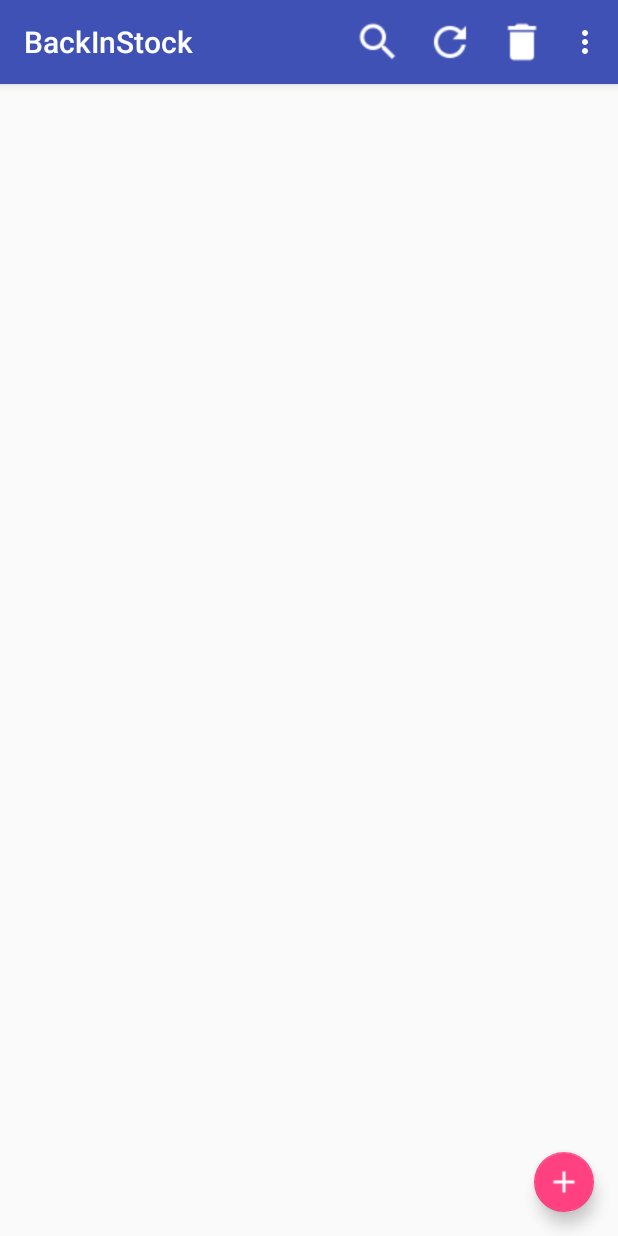
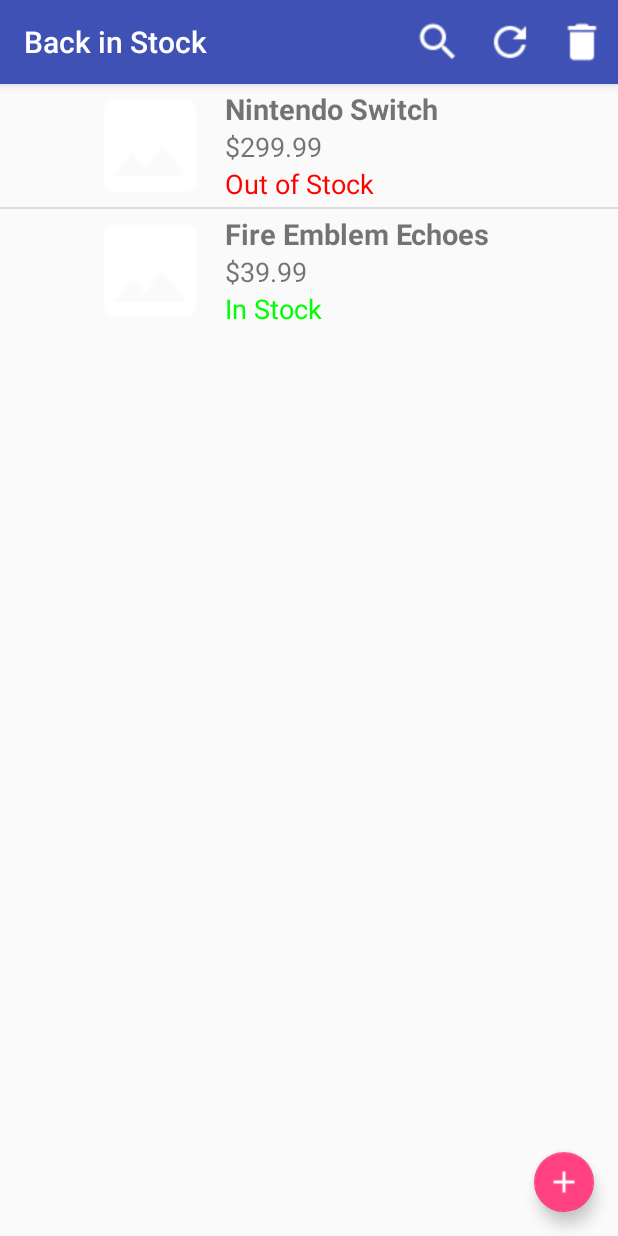
Before and after one commit to zhliu23/BackInStock, an Android app: the screen it shows after launch (MainActivity), on a phone screen of 412 x 824 dp. Run offline under Robolectric (Android 15) with nearby library versions, the phone set to English and light mode, and no system bars.

Commit message:
added a new layout

```diff
--- a/app/src/main/java/com/example/zhen/backinstock/MainActivity.java
+++ b/app/src/main/java/com/example/zhen/backinstock/controller/MainActivity.java
@@ -1,5 +1,6 @@
-package com.example.zhen.backinstock;
+package com.example.zhen.backinstock.controller;
 
+import android.content.Intent;
 import android.support.design.widget.FloatingActionButton;
 import android.support.v7.app.AppCompatActivity;
 import android.os.Bundle;
@@ -7,10 +8,11 @@
 import android.view.MenuItem;
 import android.view.View;
 import android.widget.ListView;
-import android.widget.Toast;
 
+import com.example.zhen.backinstock.R;
 import com.example.zhen.backinstock.model.ItemAdapter;
 import com.example.zhen.backinstock.model.Item;
+import com.example.zhen.backinstock.view.NewEntryActivity;
 
 import java.util.ArrayList;
 import java.util.List;
@@ -33,13 +35,15 @@
         listView = (ListView) findViewById(R.id.listView);
         adapter = new ItemAdapter(this, itemList);
         listView.setAdapter(adapter);
+        itemList.add(new Item("", "Nintendo Switch", 299.99, false));
+        itemList.add(new Item("", "Fire Emblem Echoes", 39.99, true));
 
         //Floating Action Button
         addFAB = (FloatingActionButton) findViewById(R.id.addFAB);
         addFAB.setOnClickListener(new View.OnClickListener() {
             @Override
             public void onClick(View v) {
-                Toast.makeText(MainActivity.this, "Hello there!", Toast.LENGTH_LONG).show();
+                startActivity(new Intent(MainActivity.this, NewEntryActivity.class));
             }
         });
     }
@@ -58,8 +62,8 @@
                 return true;
             case R.id.action_search:
                 return true;
-            case R.id.action_settings:
-                return true;
+//            case R.id.action_settings:
+//                return true;
             default:
                 return true;
         }
--- a/app/src/main/java/com/example/zhen/backinstock/model/Item.java
+++ b/app/src/main/java/com/example/zhen/backinstock/model/Item.java
@@ -8,12 +8,14 @@
 
     private String url;
     private String title;
+    private double price;
     private boolean inStock;
     private boolean checked;
 
-    public Item(String url, String title, boolean inStock) {
+    public Item(String url, String title, double price, boolean inStock) {
         this.url = url;
         this.title = title;
+        this.price = price;
         this.inStock = inStock;
         this.checked = false;
     }
@@ -26,9 +28,11 @@
         return title;
     }
 
-    public boolean isInStock() {
-        return inStock;
-    }
+    public double getPrice() { return price; }
+
+    public void setPrice(int price) { this.price = price; }
+
+    public boolean isInStock() { return inStock; }
 
     public boolean getChecked() {
         return checked;
--- a/app/src/main/java/com/example/zhen/backinstock/model/ItemAdapter.java
+++ b/app/src/main/java/com/example/zhen/backinstock/model/ItemAdapter.java
@@ -2,6 +2,7 @@
 
 import android.app.Activity;
 import android.content.Context;
+import android.graphics.Color;
 import android.view.LayoutInflater;
 import android.view.View;
 import android.view.ViewGroup;
@@ -14,6 +15,8 @@
 
 import java.util.List;
 
+//import static com.example.zhen.backinstock.R.id.imageView;
+
 /**
  * Created by Zhen on 4/10/2017.
  */
@@ -24,7 +27,7 @@
     private Context context;
 
     public ItemAdapter(Context context, List<Item> itemList) {
-        super(context, R.layout.row, itemList);
+        super(context, R.layout.fragment_row, itemList);
         this.context = context;
         this.itemList = itemList;
     }
@@ -32,17 +35,22 @@
     @Override
     public View getView(int position, View convertView, ViewGroup parent) {
         LayoutInflater inflater = ((Activity)context).getLayoutInflater();
-        convertView = inflater.inflate(R.layout.row, parent, false);
+        convertView = inflater.inflate(R.layout.fragment_row, parent, false);
 
-        TextView nameText = (TextView) convertView.findViewById(R.id.itemNameText);
-        ImageView imageView = (ImageView) convertView.findViewById(R.id.imageView);
-        CheckBox checkBox = (CheckBox) convertView.findViewById(R.id.checkBox);
+        TextView nameText = (TextView) convertView.findViewById(R.id.nameText);
+        TextView priceText = (TextView) convertView.findViewById(R.id.priceText);
+        TextView statusText = (TextView) convertView.findViewById(R.id.statusText);
+
+        //ImageView imageView = (ImageView) convertView.findViewById(R.id.itemImage);
+        //CheckBox checkBox = (CheckBox) convertView.findViewById(R.id.checkBox);
 
         Item item = itemList.get(position);
 
         nameText.setText(item.getTitle());
-        imageView.setImageResource((item.isInStock()) ? R.drawable.ic_dot_green : R.drawable.ic_dot_red);
-        itemList.get(position).setChecked((checkBox.isChecked()) ? true : false);
+        priceText.setText("$" + item.getPrice());
+        statusText.setText(item.isInStock() ? "In Stock" : "Out of Stock");
+        statusText.setTextColor(item.isInStock() ? Color.GREEN : Color.RED);
+        //itemList.get(position).setChecked((checkBox.isChecked()) ? true : false);
 
         return convertView;
     }
--- a/app/src/main/res/layout/activity_main.xml
+++ b/app/src/main/res/layout/activity_main.xml
@@ -4,7 +4,7 @@
     xmlns:tools="http://schemas.android.com/tools"
     android:layout_width="match_parent"
     android:layout_height="match_parent"
-    tools:context="com.example.zhen.backinstock.MainActivity">
+    tools:context="com.example.zhen.backinstock.controller.MainActivity">
 
     <LinearLayout xmlns:android="http://schemas.android.com/apk/res/android"
         android:orientation="vertical"
--- /dev/null
+++ b/app/src/main/res/layout/fragment_row.xml
@@ -0,0 +1,55 @@
+<?xml version="1.0" encoding="utf-8"?>
+<LinearLayout xmlns:android="http://schemas.android.com/apk/res/android"
+    android:orientation="horizontal"
+    android:layout_width="match_parent"
+    android:layout_height="wrap_content">
+
+    <CheckBox
+        android:id="@+id/checkBox"
+        android:layout_weight="10"
+        android:layout_width="0dp"
+        android:layout_height="match_parent"
+        android:layout_marginLeft="10dp"
+        android:visibility="invisible"/>
+
+    <ImageView
+        android:id="@+id/itemImage"
+        android:layout_weight="25"
+        android:layout_width="0dp"
+        android:layout_height="match_parent"
+        android:src="@drawable/ic_image_holder"/>
+
+    <LinearLayout
+        android:layout_weight="65"
+        android:layout_width="0dp"
+        android:layout_height="wrap_content"
+        android:orientation="vertical">
+
+        <TextView
+            android:id="@+id/nameText"
+            android:layout_width="match_parent"
+            android:layout_height="wrap_content"
+            android:text="Item name"
+            android:textStyle="bold"
+            android:textSize="19dp"
+            android:maxLines="1"
+            android:layout_marginTop="3dp"/>
+
+        <TextView
+            android:id="@+id/priceText"
+            android:layout_width="match_parent"
+            android:layout_height="wrap_content"
+            android:text="Price"
+            android:textSize="18dp"/>
+
+        <TextView
+            android:id="@+id/statusText"
+            android:layout_width="match_parent"
+            android:layout_height="wrap_content"
+            android:text="Stock Status"
+            android:textSize="18dp"
+            android:layout_marginBottom="3dp"/>
+
+    </LinearLayout>
+
+</LinearLayout>
--- a/app/src/main/res/menu/menu.xml
+++ b/app/src/main/res/menu/menu.xml
@@ -1,10 +1,10 @@
 <menu xmlns:android="http://schemas.android.com/apk/res/android"
     xmlns:app="http://schemas.android.com/apk/res-auto">
 
-    <item
-        android:id="@+id/action_settings"
-        android:title="Setting"
-        app:showAsAction="never" />
+    <!--<item-->
+        <!--android:id="@+id/action_settings"-->
+        <!--android:title="Setting"-->
+        <!--app:showAsAction="never" />-->
 
     <item
         android:id="@+id/action_search"
--- a/app/src/main/res/values/strings.xml
+++ b/app/src/main/res/values/strings.xml
@@ -1,3 +1,3 @@
 <resources>
-    <string name="app_name">BackInStock</string>
+    <string name="app_name">Back in Stock</string>
 </resources>
--- a/app/src/main/res/values/styles.xml
+++ b/app/src/main/res/values/styles.xml
@@ -8,4 +8,8 @@
         <item name="colorAccent">@color/colorAccent</item>
     </style>
 
+    <style name="CustomTheme" parent="Theme.AppCompat.NoActionBar">
+        <item name="android:windowIsTranslucent">true</item>
+        <item name="android:windowCloseOnTouchOutside">true</item>
+    </style>
 </resources>
```
Also changed, not shown: app/src/main/AndroidManifest.xml (+6 -1 lines), app/src/main/java/com/example/zhen/backinstock/view/NewEntryActivity.java (added, +28 -0 lines), app/src/main/res/layout/activity_new.xml (+52 -1 lines), app/src/main/res/layout/row.xml (deleted, +0 -38 lines), app/src/main/res/drawable/ic_image_holder.png (added).
